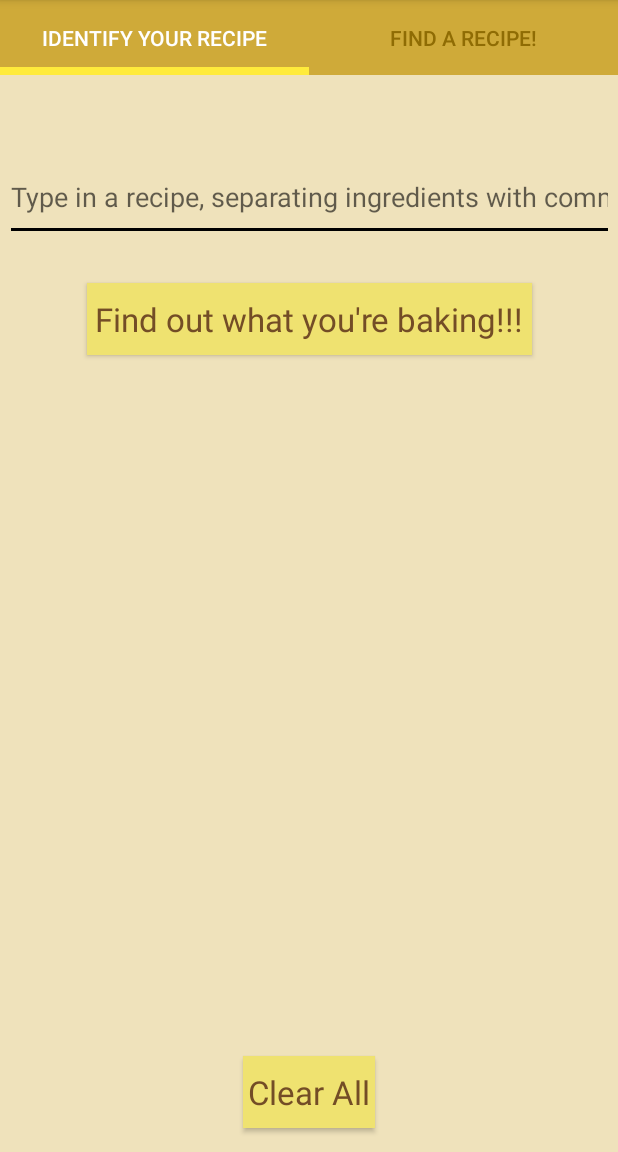
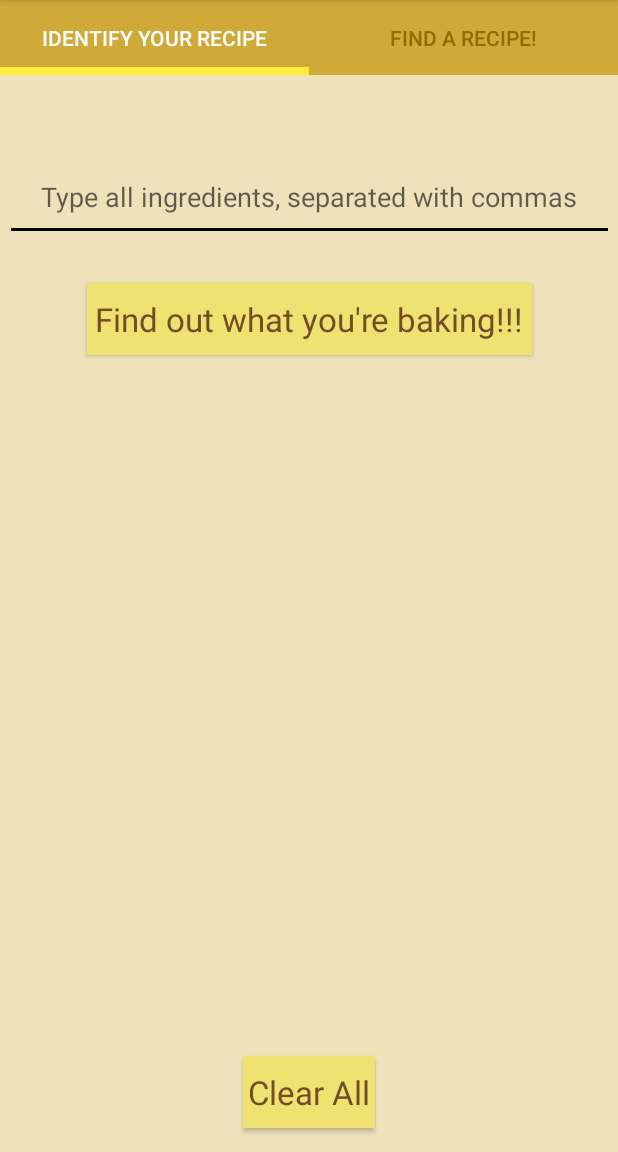
Before and after one commit to kevin2hang/FlourTreats, an Android app: the screen it shows after launch (MainActivity), on a phone screen of 412 x 824 dp, the part 84-1236 px from its top. Run offline under Robolectric (Android 15) with nearby library versions, the phone set to English and light mode, and no system bars.

Commit message:
Adjusted hint in EditText widget

```diff
--- a/app/src/main/res/layout/fragment_recipe_identifier.xml
+++ b/app/src/main/res/layout/fragment_recipe_identifier.xml
@@ -4,7 +4,7 @@
     xmlns:tools="http://schemas.android.com/tools"
     android:layout_width="match_parent"
     android:layout_height="match_parent"
-    android:background = "#EFE2BB"
+    android:background="#EFE2BB"
     tools:context=".RecipeIdentifierFragment">
 
     <EditText
@@ -12,7 +12,8 @@
         android:layout_width="406dp"
         android:layout_height="58dp"
         android:ems="10"
-        android:hint="Type in a recipe, separating ingredients with commas"
+        android:gravity="center"
+        android:hint="Type all ingredients, separated with commas"
         android:inputType="textPersonName"
         android:lines="5"
         android:textColorHighlight="#B7EDF4"
```
